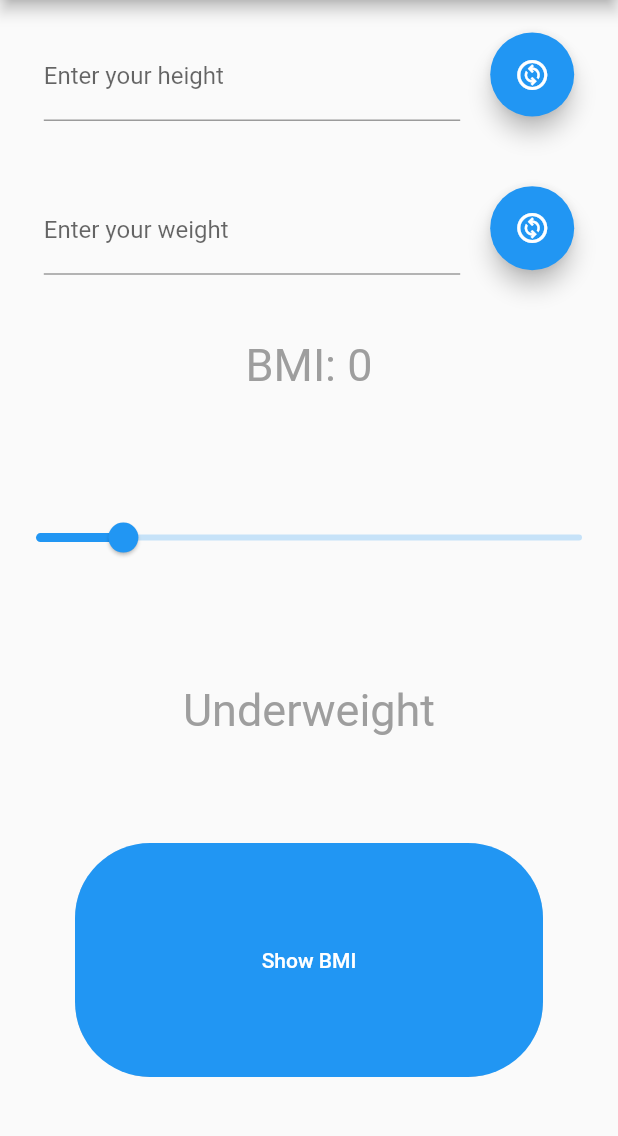
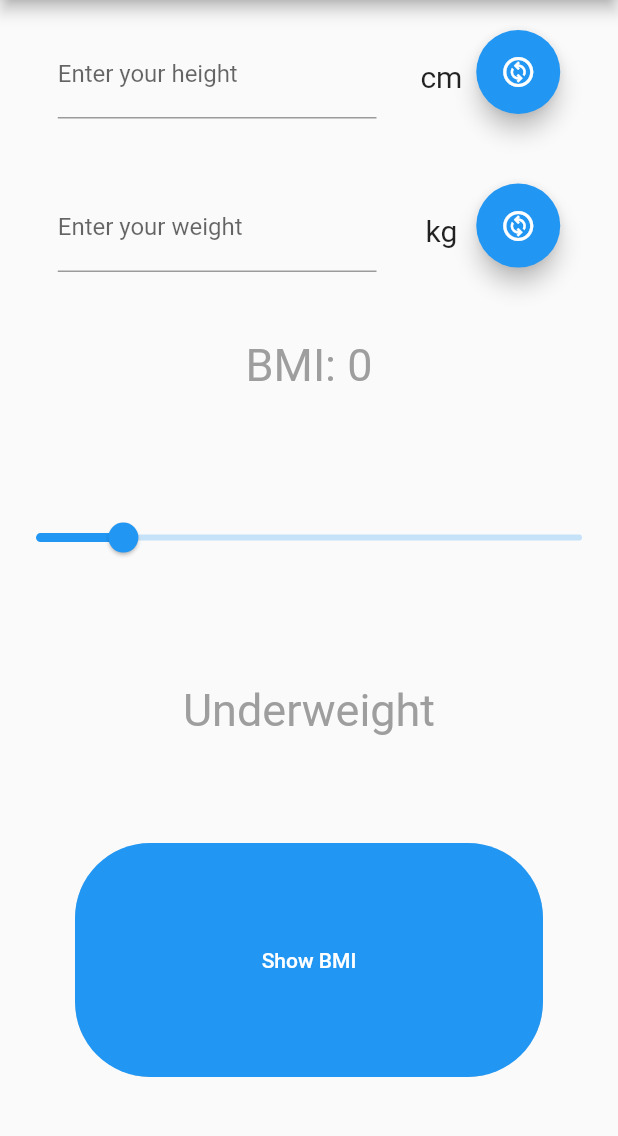
Before and after one commit to michnow363/BMI_Calculator, a Flutter app: the screen it shows after launch, on a phone screen of 412 x 824 dp, the part 84-1220 px from its top. Run offline on Flutter 3.47's test engine with Material 2 defaults, Android fonts, the phone set to English and light mode, and no system bars.

Commit message:
Added unit label to ValueRow widget.

```diff
--- a/lib/main.dart
+++ b/lib/main.dart
@@ -43,13 +43,13 @@ class _HomePageState extends State<HomePage> {
             Flexible(
               flex: 2,
               child: Center(
-                child: ValueRow('Enter your height', 'Change metric'),
+                child: ValueRow('Enter your height', 'Change metric', 'cm'),
               ),
             ),
             Flexible(
               flex: 2,
               child: Center(
-                child: ValueRow('Enter your weight', 'Change metric'),
+                child: ValueRow('Enter your weight', 'Change metric', 'kg'),
               ),
             ),
             Flexible(
--- a/lib/widgets/value_row.dart
+++ b/lib/widgets/value_row.dart
@@ -3,20 +3,22 @@ import 'package:flutter/material.dart';
 class ValueRow extends StatefulWidget {
   final String _text_box_title;
   final String _button_tooltip;
+  final String _unit;
 
-  ValueRow(this._text_box_title, this._button_tooltip);
+  ValueRow(this._text_box_title, this._button_tooltip, this._unit);
 
   @override
   State<StatefulWidget> createState() {
-    return ValueRowState(_text_box_title, _button_tooltip);
+    return ValueRowState(_text_box_title, _button_tooltip, _unit);
   }
 }
 
 class ValueRowState extends State<ValueRow> {
   final String _text_box_title;
   final String _button_tooltip;
+  final String _unit;
 
-  ValueRowState(this._text_box_title, this._button_tooltip);
+  ValueRowState(this._text_box_title, this._button_tooltip, this._unit);
 
   @override
   Widget build(BuildContext context) {
@@ -27,7 +29,7 @@ class ValueRowState extends State<ValueRow> {
           mainAxisAlignment: MainAxisAlignment.center,
           children: <Widget>[
             Flexible(
-              flex: 4,
+              flex: 5,
               child: Padding(
                 padding: EdgeInsets.only(right: 20),
                 child: TextFormField(
@@ -40,7 +42,17 @@ class ValueRowState extends State<ValueRow> {
               ),
             ),
             Flexible(
-                flex: 1,
+              flex: 1,
+              child: Center(
+                  child: Text(
+                    _unit,
+                    textAlign: TextAlign.center,
+                    style: TextStyle(fontSize: 20),
+                  ),
+              ),
+            ),
+            Flexible(
+                flex: 2,
                 child: FloatingActionButton(
                   onPressed: () => {},
                   tooltip: _button_tooltip,
```
